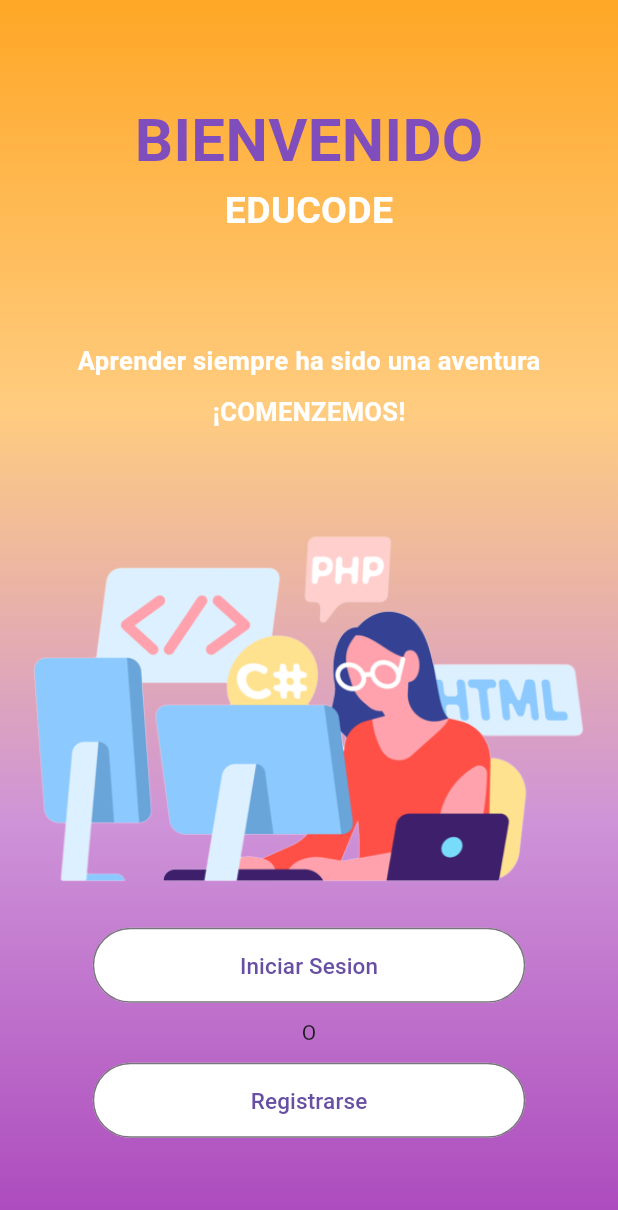
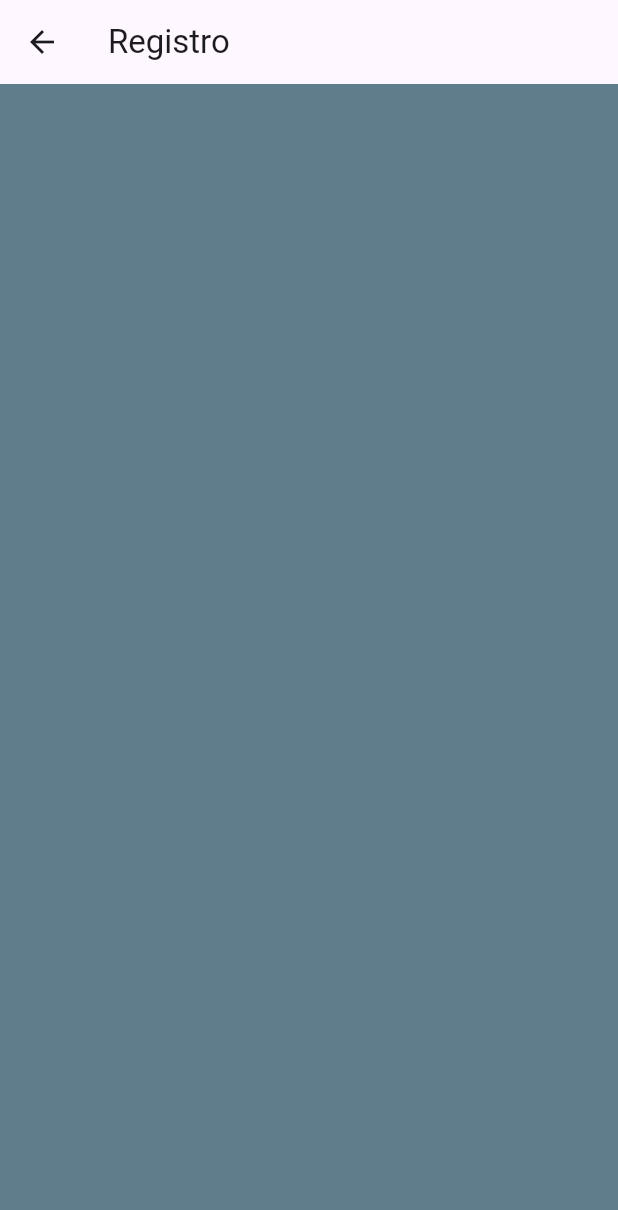
Before and after one commit to AndreaJVB/Proyecto_IS513, a Flutter app: the screen it shows after launch, after a tap on "Registrarse", on a phone screen of 412 x 824 dp. Shown: the top 1210 px of the screen. Run offline on Flutter 3.47's test engine with Material 3 defaults, Android fonts, the phone set to English and light mode, and no system bars; our stand-ins replace firebase_core, get; accounts and stored records are empty; Roboto replaces fonts that are missing (Times New Romans).

Commit message:
Se agrego las navegaciones con Getx y se empezo el desño del Login

```diff
--- a/educode/lib/interfaces/pages/login_register/inicio.dart
+++ b/educode/lib/interfaces/pages/login_register/inicio.dart
@@ -1,6 +1,8 @@
+
 import 'package:educode/interfaces/pages/login_register/widgets/botonesLRI_custom.dart';
 import 'package:educode/interfaces/pages/login_register/widgets/screen_theme.dart';
 import 'package:flutter/material.dart';
+import 'package:get/get.dart';
 
 class Inicio extends StatelessWidget{
   const Inicio({super.key});
@@ -8,8 +10,7 @@ class Inicio extends StatelessWidget{
   @override
   Widget build(BuildContext context) {
     //VARIABLES
-    final altura = ScreenProperty(context: context).altura;
-    final ancho = ScreenProperty(context: context).ancho;
+   final screenP = ScreenProperty(context: context);
     const color2 = Color.fromARGB(255, 127, 78, 188);
     final textStyle = TextStyle(fontFamily: 'Times New Romans', fontSize: 25, color: color2, fontWeight: FontWeight.bold);
     final textStyle2 = TextStyle(fontFamily: 'Times New Romans', fontSize: 25, color: Colors.white, fontWeight: FontWeight.bold);
@@ -19,18 +20,10 @@ class Inicio extends StatelessWidget{
 
     return Scaffold(
       body: Container(
-        width: ancho,
-        height: altura,
+        width: screenP.ancho,
+        height: screenP.altura,
         decoration: BoxDecoration(
-          gradient: LinearGradient(
-            begin: Alignment.topCenter,
-            end: Alignment.bottomCenter,
-            colors: [
-            Colors.orange[400]!,
-            Colors.orange[200]!,
-            Colors.purple[200]!,
-            Colors.purple[400]!
-          ]),
+          gradient: screenP.fondoGradiente(),
         ),
         child: Center(
           child: SingleChildScrollView(
@@ -57,15 +50,15 @@ class Inicio extends StatelessWidget{
                   ),
                  Column(
                    children: [
-                     Image.asset("lib/assets/coding.png", width: ancho*0.9,),
+                     Image.asset("lib/assets/coding.png", width: screenP.ancho*0.9,),
                      const SizedBox(height: 20,),
-                     OutlinedButtomInicio(ancho: ancho, texto: "Iniciar Sesion", color: Colors.white, size: Size(ancho*0.7, 50,),
-                     textStyle: textStyle4, funcion: (){},),
+                     OutlinedButtomInicio(ancho: screenP.ancho, texto: "Iniciar Sesion", color: Colors.white, size: Size(screenP.ancho*0.7, 50,),
+                     textStyle: textStyle4, funcion: ()=>Get.toNamed('/login'),),
                      const SizedBox(height: 10,),
                       const Text("O"),
                       const SizedBox(height: 10,),
-                      OutlinedButtomInicio(ancho: ancho, texto: "Registrarse", color: Colors.white, size: Size(ancho*0.7, 50,),
-                      textStyle: textStyle4, funcion: (){},
+                      OutlinedButtomInicio(ancho: screenP.ancho, texto: "Registrarse", color: Colors.white, size: Size(screenP.ancho*0.7, 50,),
+                      textStyle: textStyle4, funcion: ()=>Get.toNamed('/registro'),
                       ),
                    ],
                  ),
--- /dev/null
+++ b/educode/lib/interfaces/pages/login_register/registro_page.dart
@@ -0,0 +1,16 @@
+import 'package:flutter/material.dart';
+import 'package:flutter/widgets.dart';
+
+class RegistroPage extends StatelessWidget{
+  const RegistroPage({super.key});
+
+  @override
+  Widget build(BuildContext context) {
+    // TODO: implement build
+    return Scaffold(
+      appBar: AppBar(title: Text("Registro"),),
+      backgroundColor: Colors.blueGrey,
+    );
+  }
+
+}
--- a/educode/lib/interfaces/pages/login_register/widgets/screen_theme.dart
+++ b/educode/lib/interfaces/pages/login_register/widgets/screen_theme.dart
@@ -14,4 +14,16 @@ class ScreenProperty{
     _ancho = MediaQuery.of(context).size.width;
     return _ancho;
   }
+
+   LinearGradient fondoGradiente() {
+    return LinearGradient(
+          begin: Alignment.topCenter,
+          end: Alignment.bottomCenter,
+          colors: [
+          Colors.orange[400]!,
+          Colors.orange[200]!,
+          Colors.purple[200]!,
+          Colors.purple[400]!
+        ]);
+  }
 }
--- a/educode/lib/main.dart
+++ b/educode/lib/main.dart
@@ -1,7 +1,9 @@
 import 'package:educode/interfaces/pages/login_register/inicio.dart';
 import 'package:educode/interfaces/pages/login_register/login_page.dart';
+import 'package:educode/interfaces/pages/login_register/registro_page.dart';
 import 'package:flutter/material.dart';
 import 'package:firebase_core/firebase_core.dart';
+import 'package:get/get.dart';
 import 'firebase_options.dart';
 
 void main() async {
@@ -18,13 +20,14 @@ class MyApp extends StatelessWidget{
   @override
   Widget build(BuildContext context) {
 
-    return MaterialApp(
+    return GetMaterialApp(
       debugShowCheckedModeBanner: false,
-      initialRoute: 'inicio',
-      routes: {
-        'inicio': (context)=> const Inicio(),
-        'login': (context) => const LoginPage(),
-      } ,
+      initialRoute: '/',
+      getPages: [
+        GetPage(name: '/', page: () =>const Inicio(),),
+        GetPage(name: '/login', page: ()=> LoginPage()),
+        GetPage(name: '/registro', page: ()=> const RegistroPage())
+      ],
     );
   }
 
```
Also changed, not shown: educode/lib/interfaces/pages/login_register/login_page.dart (+94 -6 lines), educode/lib/interfaces/widgets/custom_textFormField.dart (renamed from educode/lib/interfaces/pages/login_register/widgets/custom_textFormField.dart).
